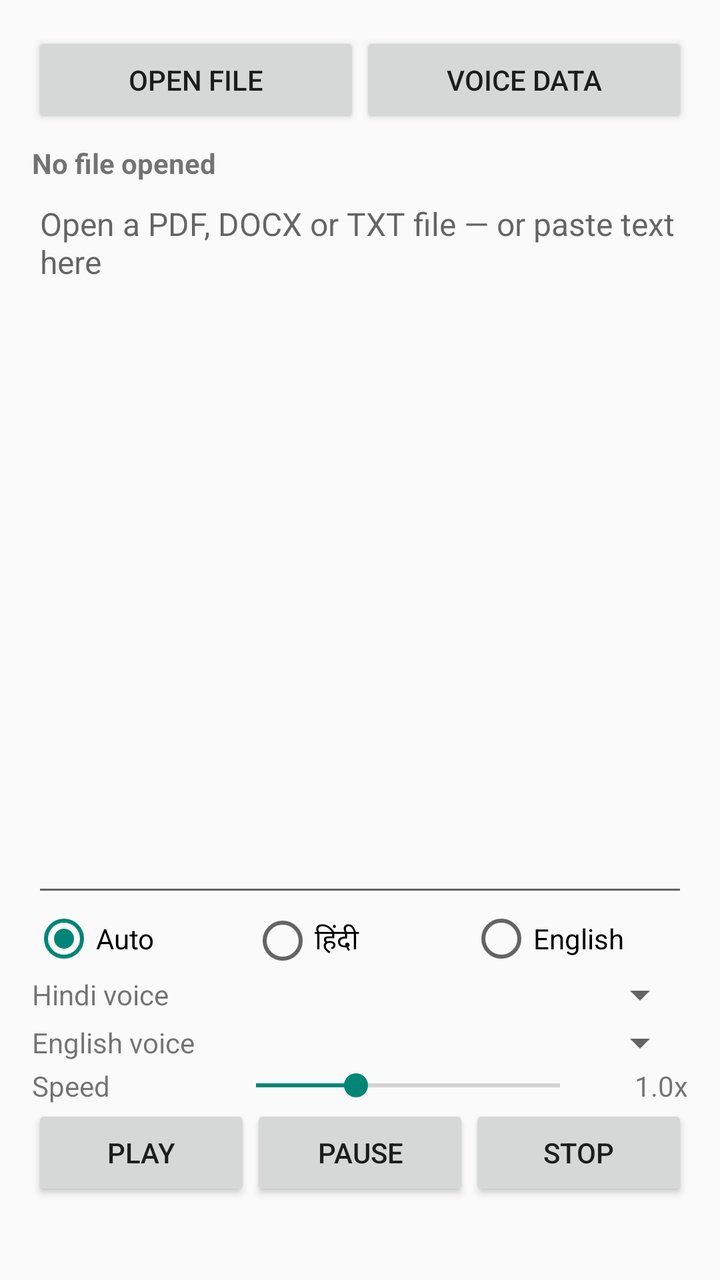
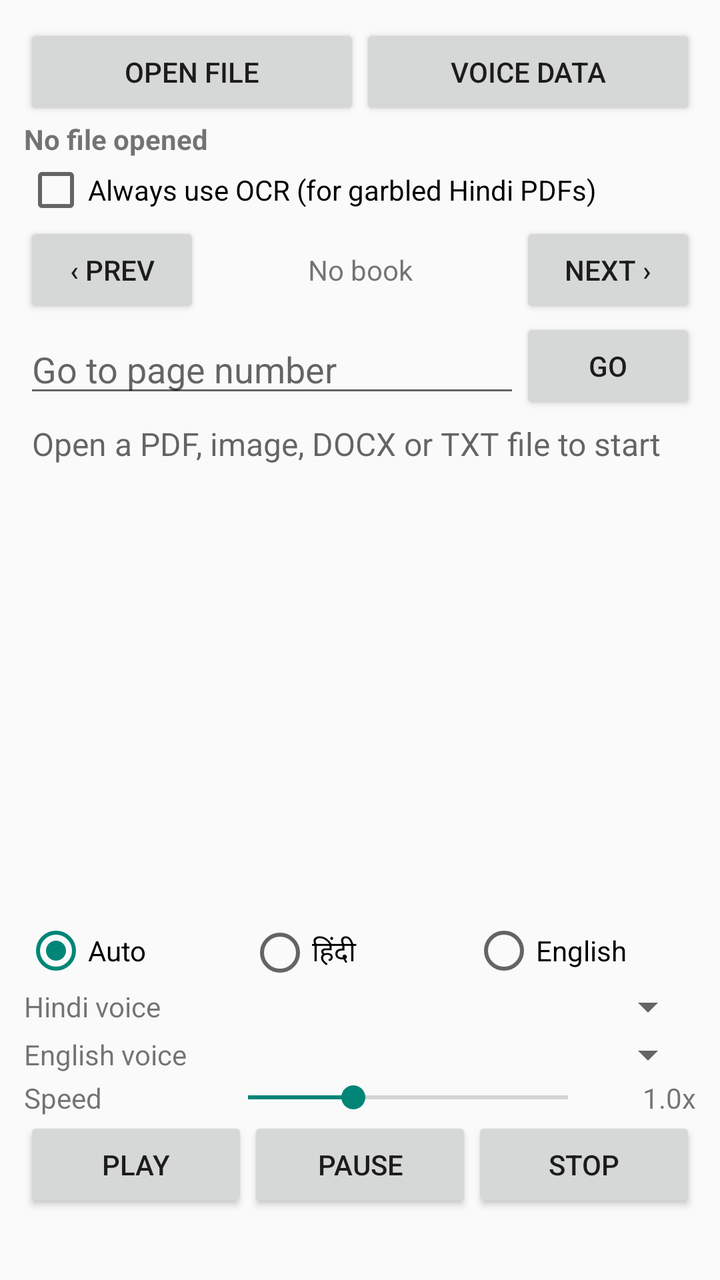

Screens rendered from an Android XML layout before and after an edit, with the pre-edit source and the edit as a unified diff.
<!-- AndroidManifest.xml: application theme android:Theme.Material.Light.NoActionBar -->
<!-- res/layout/activity_main.xml -->
<?xml version="1.0" encoding="utf-8"?>
<LinearLayout xmlns:android="http://schemas.android.com/apk/res/android"
    android:layout_width="match_parent"
    android:layout_height="match_parent"
    android:orientation="vertical"
    android:padding="16dp">

    <LinearLayout
        android:layout_width="match_parent"
        android:layout_height="wrap_content"
        android:orientation="horizontal">

        <Button
            android:id="@+id/btnOpen"
            android:layout_width="0dp"
            android:layout_height="wrap_content"
            android:layout_weight="1"
            android:text="@string/open_file" />

        <Button
            android:id="@+id/btnVoiceData"
            android:layout_width="0dp"
            android:layout_height="wrap_content"
            android:layout_weight="1"
            android:text="@string/voice_data" />
    </LinearLayout>

    <TextView
        android:id="@+id/tvName"
        android:layout_width="match_parent"
        android:layout_height="wrap_content"
        android:paddingTop="8dp"
        android:singleLine="true"
        android:ellipsize="middle"
        android:text="@string/no_file"
        android:textStyle="bold" />

    <EditText
        android:id="@+id/etText"
        android:layout_width="match_parent"
        android:layout_height="0dp"
        android:layout_weight="1"
        android:minHeight="120dp"
        android:gravity="top|start"
        android:hint="@string/hint_text"
        android:inputType="textMultiLine|textNoSuggestions"
        android:textSize="16sp" />

    <RadioGroup
        android:id="@+id/rgLang"
        android:layout_width="match_parent"
        android:layout_height="wrap_content"
        android:orientation="horizontal">

        <RadioButton
            android:id="@+id/rbAuto"
            android:layout_width="0dp"
            android:layout_height="wrap_content"
            android:layout_weight="1"
            android:checked="true"
            android:text="@string/lang_auto" />

        <RadioButton
            android:id="@+id/rbHi"
            android:layout_width="0dp"
            android:layout_height="wrap_content"
            android:layout_weight="1"
            android:text="@string/lang_hi" />

        <RadioButton
            android:id="@+id/rbEn"
            android:layout_width="0dp"
            android:layout_height="wrap_content"
            android:layout_weight="1"
            android:text="@string/lang_en" />
    </RadioGroup>

    <LinearLayout
        android:layout_width="match_parent"
        android:layout_height="wrap_content"
        android:gravity="center_vertical"
        android:orientation="horizontal">

        <TextView
            android:layout_width="96dp"
            android:layout_height="wrap_content"
            android:text="@string/voice_hi" />

        <Spinner
            android:id="@+id/spHi"
            android:layout_width="0dp"
            android:layout_height="wrap_content"
            android:layout_weight="1" />
    </LinearLayout>

    <LinearLayout
        android:layout_width="match_parent"
        android:layout_height="wrap_content"
        android:gravity="center_vertical"
        android:orientation="horizontal">

        <TextView
            android:layout_width="96dp"
            android:layout_height="wrap_content"
            android:text="@string/voice_en" />

        <Spinner
            android:id="@+id/spEn"
            android:layout_width="0dp"
            android:layout_height="wrap_content"
            android:layout_weight="1" />
    </LinearLayout>

    <LinearLayout
        android:layout_width="match_parent"
        android:layout_height="wrap_content"
        android:gravity="center_vertical"
        android:orientation="horizontal">

        <TextView
            android:layout_width="96dp"
            android:layout_height="wrap_content"
            android:text="@string/speed" />

        <SeekBar
            android:id="@+id/sbSpeed"
            android:layout_width="0dp"
            android:layout_height="wrap_content"
            android:layout_weight="1"
            android:max="100"
            android:progress="33" />

        <TextView
            android:id="@+id/tvSpeed"
            android:layout_width="48dp"
            android:layout_height="wrap_content"
            android:gravity="end"
            android:text="1.0x" />
    </LinearLayout>

    <LinearLayout
        android:layout_width="match_parent"
        android:layout_height="wrap_content"
        android:orientation="horizontal">

        <Button
            android:id="@+id/btnPlay"
            android:layout_width="0dp"
            android:layout_height="wrap_content"
            android:layout_weight="1"
            android:text="@string/play" />

        <Button
            android:id="@+id/btnPause"
            android:layout_width="0dp"
            android:layout_height="wrap_content"
            android:layout_weight="1"
            android:text="@string/pause" />

        <Button
            android:id="@+id/btnStop"
            android:layout_width="0dp"
            android:layout_height="wrap_content"
            android:layout_weight="1"
            android:text="@string/stop" />
    </LinearLayout>

    <TextView
        android:id="@+id/tvStatus"
        android:layout_width="match_parent"
        android:layout_height="wrap_content"
        android:paddingTop="6dp"
        android:textSize="13sp" />
</LinearLayout>
<!-- resources referenced by this layout -->
<resources>
  <string name="hint_text">Open a PDF, DOCX or TXT file — or paste text here</string>
  <string name="lang_auto">Auto</string>
  <string name="lang_en">English</string>
  <string name="lang_hi">हिंदी</string>
  <string name="no_file">No file opened</string>
  <string name="open_file">Open file</string>
  <string name="pause">Pause</string>
  <string name="play">Play</string>
  <string name="speed">Speed</string>
  <string name="stop">Stop</string>
  <string name="voice_data">Voice data</string>
  <string name="voice_en">English voice</string>
  <string name="voice_hi">Hindi voice</string>
</resources>

<!-- the commit's change to res/layout/activity_main.xml (unified diff, before → after) -->
@@ -3,7 +3,7 @@
     android:layout_width="match_parent"
     android:layout_height="match_parent"
     android:orientation="vertical"
-    android:padding="16dp">
+    android:padding="12dp">
 
     <LinearLayout
         android:layout_width="match_parent"
@@ -29,22 +29,83 @@
         android:id="@+id/tvName"
         android:layout_width="match_parent"
         android:layout_height="wrap_content"
-        android:paddingTop="8dp"
+        android:ellipsize="middle"
         android:singleLine="true"
-        android:ellipsize="middle"
         android:text="@string/no_file"
         android:textStyle="bold" />
 
-    <EditText
-        android:id="@+id/etText"
+    <CheckBox
+        android:id="@+id/cbOcr"
+        android:layout_width="match_parent"
+        android:layout_height="wrap_content"
+        android:text="@string/force_ocr" />
+
+    <LinearLayout
+        android:layout_width="match_parent"
+        android:layout_height="wrap_content"
+        android:gravity="center_vertical"
+        android:orientation="horizontal">
+
+        <Button
+            android:id="@+id/btnPrev"
+            android:layout_width="wrap_content"
+            android:layout_height="wrap_content"
+            android:text="@string/prev" />
+
+        <TextView
+            android:id="@+id/tvPage"
+            android:layout_width="0dp"
+            android:layout_height="wrap_content"
+            android:layout_weight="1"
+            android:gravity="center"
+            android:text="@string/page_none" />
+
+        <Button
+            android:id="@+id/btnNext"
+            android:layout_width="wrap_content"
+            android:layout_height="wrap_content"
+            android:text="@string/next" />
+    </LinearLayout>
+
+    <LinearLayout
+        android:layout_width="match_parent"
+        android:layout_height="wrap_content"
+        android:gravity="center_vertical"
+        android:orientation="horizontal">
+
+        <EditText
+            android:id="@+id/etGo"
+            android:layout_width="0dp"
+            android:layout_height="wrap_content"
+            android:layout_weight="1"
+            android:hint="@string/go_hint"
+            android:imeOptions="actionDone"
+            android:inputType="number"
+            android:maxLength="6" />
+
+        <Button
+            android:id="@+id/btnGo"
+            android:layout_width="wrap_content"
+            android:layout_height="wrap_content"
+            android:text="@string/go" />
+    </LinearLayout>
+
+    <ScrollView
+        android:id="@+id/scroll"
         android:layout_width="match_parent"
         android:layout_height="0dp"
         android:layout_weight="1"
-        android:minHeight="120dp"
-        android:gravity="top|start"
-        android:hint="@string/hint_text"
-        android:inputType="textMultiLine|textNoSuggestions"
-        android:textSize="16sp" />
+        android:minHeight="100dp">
+
+        <TextView
+            android:id="@+id/tvBody"
+            android:layout_width="match_parent"
+            android:layout_height="wrap_content"
+            android:hint="@string/hint_text"
+            android:padding="4dp"
+            android:textIsSelectable="true"
+            android:textSize="16sp" />
+    </ScrollView>
 
     <RadioGroup
         android:id="@+id/rgLang"
@@ -169,6 +230,6 @@
         android:id="@+id/tvStatus"
         android:layout_width="match_parent"
         android:layout_height="wrap_content"
-        android:paddingTop="6dp"
+        android:paddingTop="4dp"
         android:textSize="13sp" />
 </LinearLayout>
<!-- resource entries referenced after the edit -->
@@ -1,13 +1,19 @@
 <!-- resources referenced by this layout -->
 <resources>
-  <string name="hint_text">Open a PDF, DOCX or TXT file — or paste text here</string>
+  <string name="force_ocr">Always use OCR (for garbled Hindi PDFs)</string>
+  <string name="go">Go</string>
+  <string name="go_hint">Go to page number</string>
+  <string name="hint_text">Open a PDF, image, DOCX or TXT file to start</string>
   <string name="lang_auto">Auto</string>
   <string name="lang_en">English</string>
   <string name="lang_hi">हिंदी</string>
+  <string name="next">Next ›</string>
   <string name="no_file">No file opened</string>
   <string name="open_file">Open file</string>
+  <string name="page_none">No book</string>
   <string name="pause">Pause</string>
   <string name="play">Play</string>
+  <string name="prev">‹ Prev</string>
   <string name="speed">Speed</string>
   <string name="stop">Stop</string>
   <string name="voice_data">Voice data</string>
